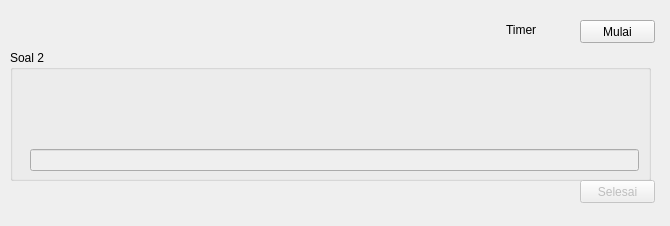
This is ui/AA2.ui in NathanielClarence/psikotest as Qt 5 draws it before an edit. The edited form follows.
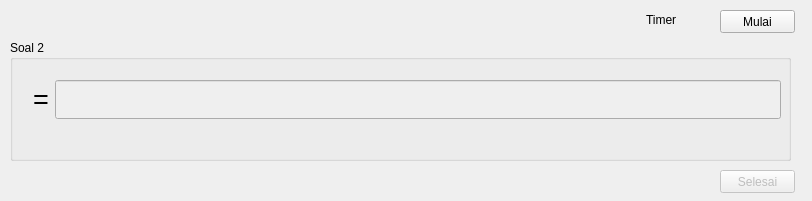
This is the edited form. Icons and pictures are not drawn.

```diff
--- a/ui/AA2.ui
+++ b/ui/AA2.ui
@@ -6,8 +6,8 @@
    <rect>
     <x>0</x>
     <y>0</y>
-    <width>670</width>
-    <height>226</height>
+    <width>812</width>
+    <height>201</height>
    </rect>
   </property>
   <property name="windowTitle">
@@ -17,9 +17,9 @@
    <property name="geometry">
     <rect>
      <x>10</x>
-     <y>50</y>
-     <width>641</width>
-     <height>131</height>
+     <y>40</y>
+     <width>781</width>
+     <height>121</height>
     </rect>
    </property>
    <property name="title">
@@ -28,14 +28,29 @@
    <widget class="QWidget" name="verticalLayoutWidget">
     <property name="geometry">
      <rect>
-      <x>20</x>
+      <x>10</x>
       <y>20</y>
-      <width>609</width>
-      <height>101</height>
+      <width>761</width>
+      <height>80</height>
      </rect>
     </property>
-    <layout class="QVBoxLayout" name="verticalLayout_2">
-     <item>
+    <layout class="QGridLayout" name="gridLayout">
+     <item row="0" column="2">
+      <widget class="QLineEdit" name="lineEdit_2">
+       <property name="enabled">
+        <bool>false</bool>
+       </property>
+       <property name="font">
+        <font>
+         <pointsize>20</pointsize>
+        </font>
+       </property>
+       <property name="maxLength">
+        <number>3</number>
+       </property>
+      </widget>
+     </item>
+     <item row="0" column="0">
       <widget class="QLabel" name="label_2">
        <property name="maximumSize">
         <size>
@@ -54,10 +69,15 @@
        </property>
       </widget>
      </item>
-     <item>
-      <widget class="QLineEdit" name="lineEdit_2">
-       <property name="enabled">
-        <bool>false</bool>
+     <item row="0" column="1">
+      <widget class="QLabel" name="label">
+       <property name="font">
+        <font>
+         <pointsize>20</pointsize>
+        </font>
+       </property>
+       <property name="text">
+        <string>=</string>
        </property>
       </widget>
      </item>
@@ -67,8 +87,8 @@
   <widget class="QLabel" name="ttimer">
    <property name="geometry">
     <rect>
-     <x>506</x>
-     <y>20</y>
+     <x>646</x>
+     <y>10</y>
      <width>51</width>
      <height>20</height>
     </rect>
@@ -83,8 +103,8 @@
    </property>
    <property name="geometry">
     <rect>
-     <x>580</x>
-     <y>180</y>
+     <x>720</x>
+     <y>170</y>
      <width>75</width>
      <height>23</height>
     </rect>
@@ -96,8 +116,8 @@
   <widget class="QPushButton" name="startEx">
    <property name="geometry">
     <rect>
-     <x>580</x>
-     <y>20</y>
+     <x>720</x>
+     <y>10</y>
      <width>75</width>
      <height>23</height>
     </rect>
```
Left out of the diff: 2 changed lines with no effect on the pictures.
